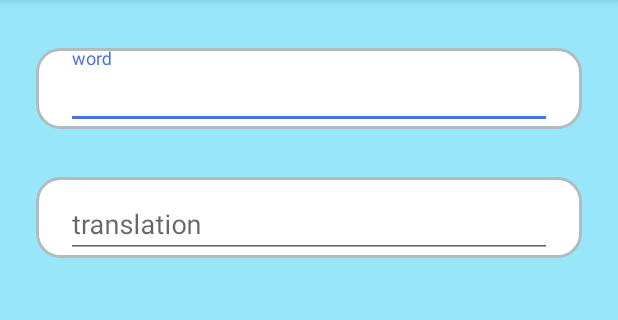
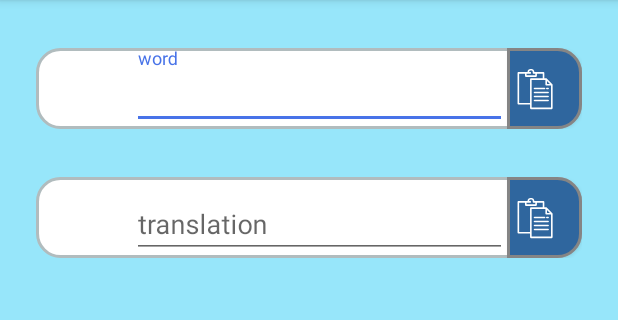
Before and after one commit to MecanicalDragon/AndroidVocabulary, an Android app: the screen it shows after launch (MainActivity), on a phone screen of 412 x 824 dp, the part 84-404 px from its top. Run offline under Robolectric (Android 15) with nearby library versions, the phone set to English and light mode, and no system bars.

Commit message:
version 1.1.1 - clipboard

```diff
--- a/app/src/main/java/net/medrag/vocabulary/activity/MainActivity.kt
+++ b/app/src/main/java/net/medrag/vocabulary/activity/MainActivity.kt
@@ -1,5 +1,8 @@
 package net.medrag.vocabulary.activity
 
+import android.content.ClipDescription.MIMETYPE_TEXT_PLAIN
+import android.content.ClipboardManager
+import android.content.Context
 import android.content.Intent
 import android.os.Bundle
 import android.os.Environment
@@ -7,6 +10,7 @@ import android.view.Gravity
 import android.view.View
 import android.widget.Toast
 import androidx.appcompat.app.AppCompatActivity
+import com.google.android.material.textfield.TextInputEditText
 import kotlinx.android.synthetic.main.activity_main.*
 import net.medrag.vocabulary.R
 import net.medrag.vocabulary.db.ReducedPair
@@ -39,6 +43,19 @@ class MainActivity : AppCompatActivity() {
         }
     }
 
+    fun pasteFromClipboardEn(@Suppress("UNUSED_PARAMETER") view: View) = pasteFromClipboard(wilEdit)
+    fun pasteFromClipboardRu(@Suppress("UNUSED_PARAMETER") view: View) = pasteFromClipboard(tilEdit)
+
+    private fun pasteFromClipboard(inputField: TextInputEditText) {
+        val clipboard = getSystemService(Context.CLIPBOARD_SERVICE) as ClipboardManager
+        if (clipboard.hasPrimaryClip()) {
+            val clip = clipboard.primaryClipDescription
+            if (clip?.hasMimeType(MIMETYPE_TEXT_PLAIN) == true) {
+                inputField.setText(clipboard.primaryClip?.getItemAt(0)?.text)
+            } else showToast("Not a text in the clipboard!")
+        } else showToast("The clipboard is empty!")
+    }
+
     fun dump(@Suppress("UNUSED_PARAMETER") view: View) {
         val dump: List<String> =
             database.extractAll().map { ReducedPair(it.trans, it.word) }.map { it.toString() }
@@ -50,12 +67,15 @@ class MainActivity : AppCompatActivity() {
             if (file.exists()) Files.delete(file.toPath())
             Files.createFile(file.toPath())
             Files.write(file.toPath(), dump)
-
-            val makeText = Toast.makeText(this, "Database has been dumped!", Toast.LENGTH_SHORT)
-            makeText.setGravity(Gravity.TOP, 0, dumpDb.top - 170)
-            makeText.show()
+            showToast("Database has been dumped!")
         }
     }
+
+    private fun showToast(msg: String) =
+        Toast.makeText(this, msg, Toast.LENGTH_SHORT).apply {
+            setGravity(Gravity.TOP, 0, dumpDb.top - 170)
+            show()
+        }
 
     fun toNotificationSettings(@Suppress("UNUSED_PARAMETER") view: View) =
         startActivity(Intent(this, NotificationSchedulingActivity::class.java))
--- /dev/null
+++ b/app/src/main/res/drawable/ic_paste.xml
@@ -0,0 +1,24 @@
+<vector xmlns:android="http://schemas.android.com/apk/res/android"
+    android:width="40dp"
+    android:height="40dp"
+    android:viewportWidth="750"
+    android:viewportHeight="750">
+  <path
+      android:fillColor="@color/white"
+      android:pathData="M467.35,190.176l-70.468,-70.468c-1.876,-1.875 -4.419,-2.929 -7.071,-2.929h-23.089V49c0,-5.523 -4.478,-10 -10,-10h-115v-2.41c0,-20.176 -16.414,-36.59 -36.59,-36.59h-11.819c-20.176,0 -36.591,16.415 -36.591,36.59V39h-115c-5.522,0 -10,4.477 -10,10v386c0,5.523 4.478,10 10,10h146.386v47c0,5.523 4.478,10 10,10h262.171c5.522,0 10,-4.477 10,-10V197.247C470.279,194.595 469.225,192.051 467.35,190.176zM399.811,150.921l36.326,36.326h-36.326V150.921zM144.721,59h47c5.522,0 10,-4.477 10,-10s-4.478,-10 -10,-10h-15v-2.41c0,-9.148 7.442,-16.59 16.591,-16.59h11.819c9.147,0 16.59,7.442 16.59,16.59V49c0,5.523 4.478,10 10,10h22v20h-109V59zM198.107,116.779c-5.522,0 -10,4.477 -10,10V425H51.721V59h73v30c0,5.523 4.478,10 10,10h129c5.522,0 10,-4.477 10,-10V59h73v57.779H198.107zM450.278,482H208.107V136.779H379.81v60.468c0,5.523 4.478,10 10,10h60.468V482z"/>
+  <path
+      android:fillColor="@color/white"
+      android:pathData="M243.949,253.468h125.402c5.522,0 10,-4.477 10,-10c0,-5.523 -4.478,-10 -10,-10H243.949c-5.522,0 -10,4.477 -10,10C233.949,248.991 238.427,253.468 243.949,253.468z"/>
+  <path
+      android:fillColor="@color/white"
+      android:pathData="M414.437,283.478H243.949c-5.522,0 -10,4.477 -10,10s4.478,10 10,10h170.487c5.522,0 10,-4.477 10,-10S419.959,283.478 414.437,283.478z"/>
+  <path
+      android:fillColor="@color/white"
+      android:pathData="M414.437,333.487H243.949c-5.522,0 -10,4.477 -10,10s4.478,10 10,10h170.487c5.522,0 10,-4.477 10,-10S419.959,333.487 414.437,333.487z"/>
+  <path
+      android:fillColor="@color/white"
+      android:pathData="M414.437,383.497H243.949c-5.522,0 -10,4.477 -10,10s4.478,10 10,10h170.487c5.522,0 10,-4.477 10,-10S419.959,383.497 414.437,383.497z"/>
+  <path
+      android:fillColor="@color/white"
+      android:pathData="M397.767,253.468h16.67c5.522,0 10,-4.477 10,-10c0,-5.523 -4.478,-10 -10,-10h-16.67c-5.522,0 -10,4.477 -10,10C387.767,248.991 392.245,253.468 397.767,253.468z"/>
+</vector>
--- /dev/null
+++ b/app/src/main/res/drawable/paste_button.xml
@@ -0,0 +1,7 @@
+<?xml version="1.0" encoding="UTF-8"?>
+<shape xmlns:android="http://schemas.android.com/apk/res/android">
+    <solid android:color="@color/colorPrimaryDark"/>
+    <stroke android:width="2dp" android:color="@color/gray_dark" />
+    <corners android:bottomRightRadius="15dp" android:topRightRadius="15dp"/>
+    <padding android:left="20dp" android:top="0dp" android:right="20dp" android:bottom="0dp" />
+</shape>
--- a/app/src/main/res/layout/activity_main.xml
+++ b/app/src/main/res/layout/activity_main.xml
@@ -7,7 +7,7 @@
     android:background="@color/colorBg"
     tools:context=".activity.MainActivity">
 
-    <com.google.android.material.textfield.TextInputLayout
+    <LinearLayout
         android:id="@+id/wordInputLayout"
         android:layout_width="0dp"
         android:layout_height="54dp"
@@ -15,21 +15,44 @@
         android:layout_marginTop="32dp"
         android:layout_marginEnd="24dp"
         android:background="@drawable/rounded"
+        android:gravity="end"
+        android:orientation="horizontal"
+        android:paddingStart="0dp"
+        android:paddingEnd="0dp"
         app:layout_constraintEnd_toEndOf="parent"
         app:layout_constraintStart_toStartOf="parent"
         app:layout_constraintTop_toTopOf="parent">
 
+        <com.google.android.material.textfield.TextInputLayout
+            android:id="@+id/wordInputLayoutInner"
+            android:layout_width="250dp"
+            android:layout_height="54dp"
+            android:layout_marginStart="0dp"
+            android:layout_marginTop="0dp"
+            android:layout_marginEnd="0dp"
+            app:layout_constraintEnd_toEndOf="parent"
+            app:layout_constraintStart_toStartOf="parent"
+            app:layout_constraintTop_toBottomOf="parent">
+
             <com.google.android.material.textfield.TextInputEditText
                 android:id="@+id/wilEdit"
                 android:layout_width="match_parent"
-            android:layout_height="wrap_content"
-            android:hint="@string/word"
-            app:layout_constraintBottom_toBottomOf="parent"
-            app:layout_constraintEnd_toEndOf="parent"
-            app:layout_constraintStart_toStartOf="parent" />
+                android:layout_height="match_parent"
+                android:hint="@string/word" />
         </com.google.android.material.textfield.TextInputLayout>
 
-    <com.google.android.material.textfield.TextInputLayout
+        <Button
+            android:id="@+id/pasteWordEn"
+            android:layout_width="50dp"
+            android:layout_height="match_parent"
+            android:background="@drawable/paste_button"
+            android:drawableBottom="@drawable/ic_paste"
+            android:onClick="pasteFromClipboardEn"
+            app:layout_constraintEnd_toEndOf="parent"
+            android:text="" />
+    </LinearLayout>
+
+    <LinearLayout
         android:id="@+id/transInputLayout"
         android:layout_width="0dp"
         android:layout_height="54dp"
@@ -37,9 +60,24 @@
         android:layout_marginTop="32dp"
         android:layout_marginEnd="24dp"
         android:background="@drawable/rounded"
+        android:gravity="end"
+        android:orientation="horizontal"
+        android:paddingStart="0dp"
+        android:paddingEnd="0dp"
         app:layout_constraintEnd_toEndOf="parent"
         app:layout_constraintStart_toStartOf="parent"
         app:layout_constraintTop_toBottomOf="@+id/wordInputLayout">
+
+        <com.google.android.material.textfield.TextInputLayout
+            android:id="@+id/transInputLayoutInner"
+            android:layout_width="250dp"
+            android:layout_height="54dp"
+            android:layout_marginStart="0dp"
+            android:layout_marginTop="0dp"
+            android:layout_marginEnd="0dp"
+            app:layout_constraintEnd_toEndOf="parent"
+            app:layout_constraintStart_toStartOf="parent"
+            app:layout_constraintTop_toBottomOf="parent">
 
             <com.google.android.material.textfield.TextInputEditText
                 android:id="@+id/tilEdit"
@@ -50,6 +88,17 @@
                 app:layout_constraintEnd_toEndOf="parent"
                 app:layout_constraintStart_toStartOf="parent" />
         </com.google.android.material.textfield.TextInputLayout>
+
+        <Button
+            android:id="@+id/pasteWordRu"
+            android:layout_width="50dp"
+            android:layout_height="match_parent"
+            android:background="@drawable/paste_button"
+            android:drawableBottom="@drawable/ic_paste"
+            android:onClick="pasteFromClipboardRu"
+            app:layout_constraintEnd_toEndOf="parent"
+            android:text="" />
+    </LinearLayout>
 
     <!--    Add new word button-->
     <Button
--- a/app/src/main/res/values/colors.xml
+++ b/app/src/main/res/values/colors.xml
@@ -4,6 +4,7 @@
     <color name="colorPrimaryDark">#2F669E</color>
     <color name="colorAccent">#4873E8</color>
     <color name="colorBg">#97E6FA</color>
+    <color name="colorBg2">#5BC7E3</color>
     <color name="gray_dark">#858585</color>
     <color name="gray_light">#B3B3B3</color>
     <color name="white">#FFFFFF</color>
```
Lines whose indentation alone changed are shown as unchanged.
